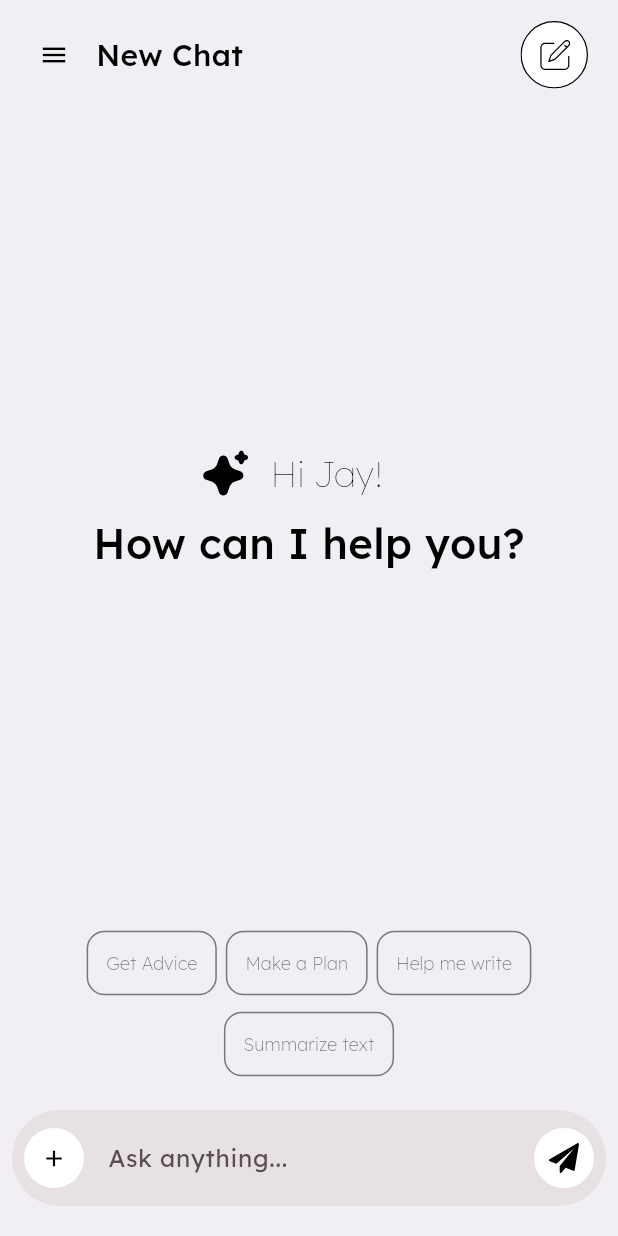
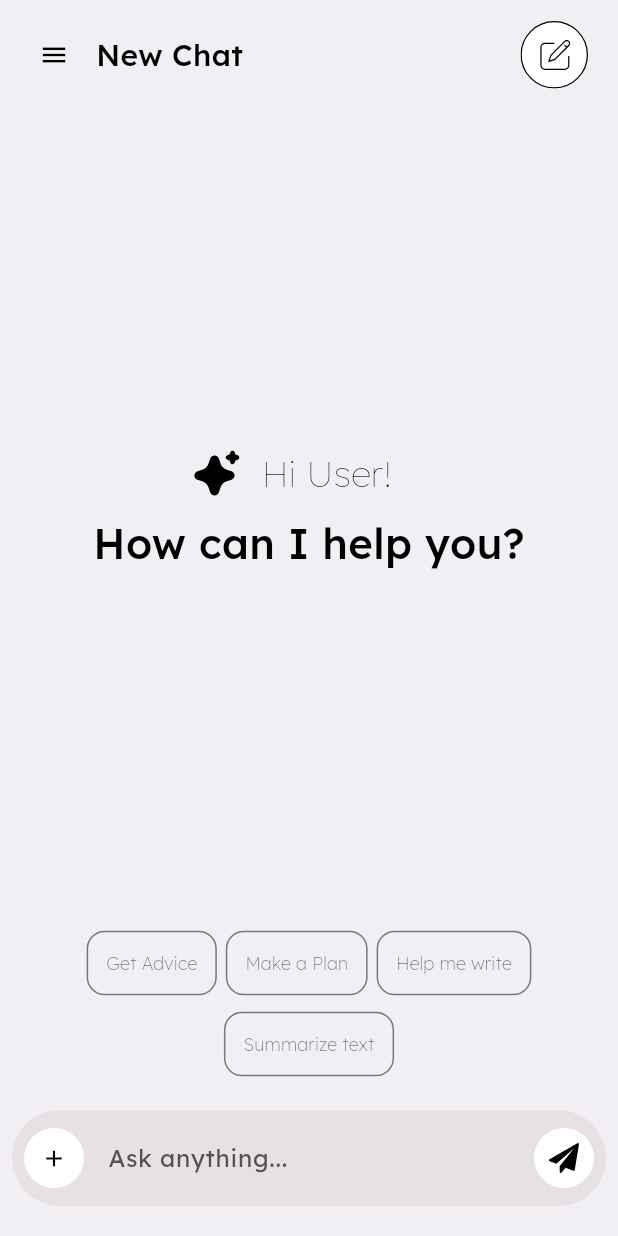
Before and after one commit to neelwork/Ai_studio, a Flutter app: the ChatScreen screen opened directly, on a phone screen of 412 x 824 dp. Run offline on Flutter 3.47's test engine with Material 3 defaults, Android fonts, the light colour scheme and no system bars; our stand-ins replace bloc, file_picker, firebase_auth, firebase_core, flutter_bloc, flutter_svg and 6 more; accounts and stored records are empty; network calls fail.

```diff
--- a/lib/src/chat_bloc/chat_screen.dart
+++ b/lib/src/chat_bloc/chat_screen.dart
@@ -234,8 +234,9 @@ class _ChatScreenState extends State<ChatScreen> {
                   ChatMessage(
                     text: e.userMessage.toString(),
                     isUser: true,
-                    showImage: e.imageUrl!= null ?   true : false,
-                    imageUrl: e.imageUrl != null ?  'https://api.mithrex.in/${e.imageUrl}': e.imageUrl,
+                    showImage: e.imageUrl != null ? true : false,
+                    imageUrl: e.imageUrl != null ? 'https://api.mithrex.in/${e
+                        .imageUrl}' : e.imageUrl,
                     timestamp: e.createdAt!,
                   ),
                 );
@@ -684,11 +685,32 @@ class _ChatScreenState extends State<ChatScreen> {
               const SizedBox(
                 width: 12,
               ),
-              Text("Hi Jay!",
-                  style: AppTextStyles.regular24.copyWith(
-                    fontWeight: FontWeight.w100,
-                    color: !isDarkMode ? AppColors.black : AppColors.white,
-                  )),
+              BlocBuilder<ProfileBloc, ProfileState>(
+                builder: (context, state) {
+
+                  if(state is ProfileSuccess){
+
+                    return Text(    state.response.user!.userName.toString()  ,
+                      style: AppTextStyles.regular24.copyWith(
+                        fontWeight: FontWeight.w100,
+                        color: !isDarkMode ? AppColors.black : AppColors.white,
+                      ),);
+
+                  }else{
+
+                    return Text(    "Hi User!"  ,
+                      style: AppTextStyles.regular24.copyWith(
+                        fontWeight: FontWeight.w100,
+                        color: !isDarkMode ? AppColors.black : AppColors.white,
+                      ),);
+
+                  }
+
+
+
+
+                },
+              ),
               const SizedBox(
                 width: 24,
               ),
@@ -1161,10 +1183,9 @@ class _ChatScreenState extends State<ChatScreen> {
                       children: [
                         BlocBuilder<ProfileBloc, ProfileState>(
                           builder: (context, state) {
-
-                            if(state is ProfileSuccess){
-
-                              final name=  getFirstChar(state.response.user!.email.toString());
+                            if (state is ProfileSuccess) {
+                              final name = getFirstChar(
+                                  state.response.user!.email.toString());
 
                               return CircleAvatar(
                                 backgroundColor:
@@ -1181,14 +1202,9 @@ class _ChatScreenState extends State<ChatScreen> {
                                         : AppColors.black,
                                   ),),
                               );
-
-
-                            }else{
+                            } else {
                               return Center();
                             }
-
-
-
                           },
                         ),
                         const SizedBox(width: 8),
@@ -1499,7 +1515,7 @@ class _ChatScreenState extends State<ChatScreen> {
       desktop: 18.0,
     );
 
-    return message.imageUrl != null  ? Container(
+    return message.imageUrl != null ? Container(
       margin: const EdgeInsets.symmetric(vertical: 12),
       child: Align(
         alignment: message.isUser ? Alignment.centerRight : Alignment
```
Also changed, not shown: lib/main.dart (+14 -10 lines).
